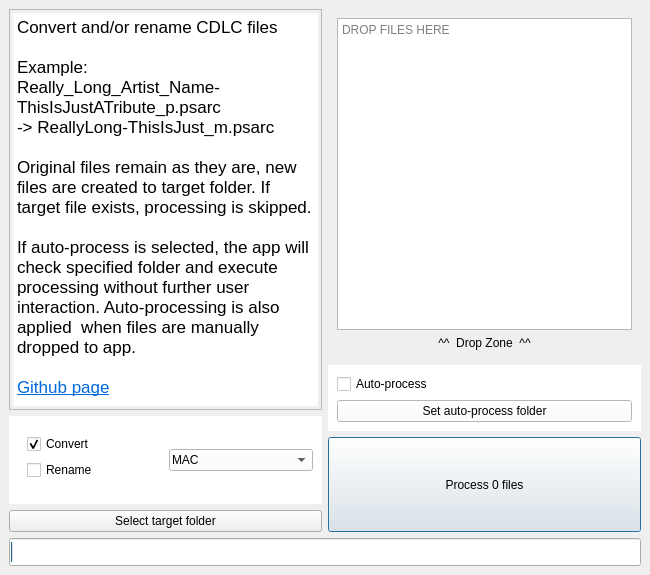
Old version of the form src/mainwindow.ui in the repository glebb/rocksmithconvert.
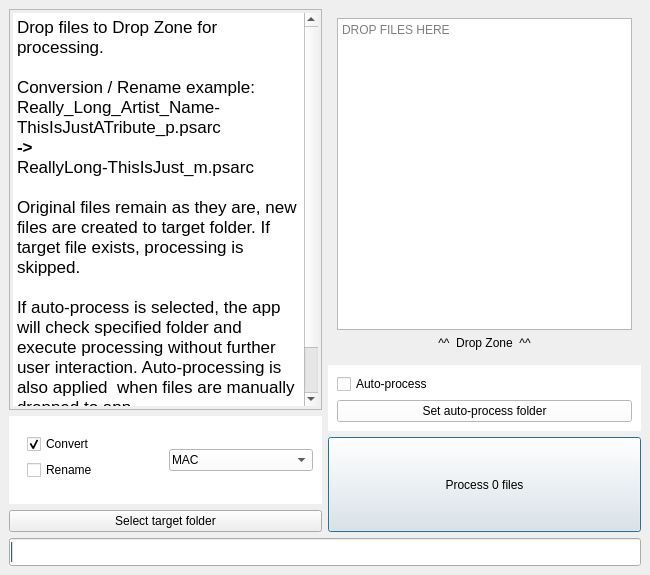
New version of the form. Custom widgets are drawn as their Qt base class.

```diff
--- a/src/mainwindow.ui
+++ b/src/mainwindow.ui
@@ -213,11 +213,12 @@
 &lt;html&gt;&lt;head&gt;&lt;meta name=&quot;qrichtext&quot; content=&quot;1&quot; /&gt;&lt;style type=&quot;text/css&quot;&gt;
 p, li { white-space: pre-wrap; }
 &lt;/style&gt;&lt;/head&gt;&lt;body style=&quot; font-family:'.AppleSystemUIFont'; font-size:13pt; font-weight:400; font-style:normal;&quot;&gt;
-&lt;p style=&quot; margin-top:0px; margin-bottom:0px; margin-left:0px; margin-right:0px; -qt-block-indent:0; text-indent:0px;&quot;&gt;Convert and/or rename CDLC files&lt;/p&gt;
+&lt;p style=&quot; margin-top:0px; margin-bottom:0px; margin-left:0px; margin-right:0px; -qt-block-indent:0; text-indent:0px;&quot;&gt;Drop files to Drop Zone for processing.&lt;/p&gt;
 &lt;p style=&quot;-qt-paragraph-type:empty; margin-top:0px; margin-bottom:0px; margin-left:0px; margin-right:0px; -qt-block-indent:0; text-indent:0px;&quot;&gt;&lt;br /&gt;&lt;/p&gt;
-&lt;p style=&quot; margin-top:0px; margin-bottom:0px; margin-left:0px; margin-right:0px; -qt-block-indent:0; text-indent:0px;&quot;&gt;Example:&lt;/p&gt;
+&lt;p style=&quot; margin-top:0px; margin-bottom:0px; margin-left:0px; margin-right:0px; -qt-block-indent:0; text-indent:0px;&quot;&gt;Conversion / Rename example:&lt;/p&gt;
 &lt;p style=&quot; margin-top:0px; margin-bottom:0px; margin-left:0px; margin-right:0px; -qt-block-indent:0; text-indent:0px;&quot;&gt;Really_Long_Artist_Name-ThisIsJustATribute_p.psarc&lt;/p&gt;
-&lt;p style=&quot; margin-top:0px; margin-bottom:0px; margin-left:0px; margin-right:0px; -qt-block-indent:0; text-indent:0px;&quot;&gt;-&amp;gt; ReallyLong-ThisIsJust_m.psarc&lt;/p&gt;
+&lt;p style=&quot; margin-top:0px; margin-bottom:0px; margin-left:0px; margin-right:0px; -qt-block-indent:0; text-indent:0px;&quot;&gt;&lt;span style=&quot; font-weight:600;&quot;&gt;-&amp;gt; &lt;/span&gt;&lt;/p&gt;
+&lt;p style=&quot; margin-top:0px; margin-bottom:0px; margin-left:0px; margin-right:0px; -qt-block-indent:0; text-indent:0px;&quot;&gt;ReallyLong-ThisIsJust_m.psarc&lt;/p&gt;
 &lt;p style=&quot;-qt-paragraph-type:empty; margin-top:0px; margin-bottom:0px; margin-left:0px; margin-right:0px; -qt-block-indent:0; text-indent:0px;&quot;&gt;&lt;br /&gt;&lt;/p&gt;
 &lt;p style=&quot; margin-top:0px; margin-bottom:0px; margin-left:0px; margin-right:0px; -qt-block-indent:0; text-indent:0px;&quot;&gt;Original files remain as they are, new files are created to target folder. If target file exists, processing is skipped.&lt;/p&gt;
 &lt;p style=&quot;-qt-paragraph-type:empty; margin-top:0px; margin-bottom:0px; margin-left:0px; margin-right:0px; -qt-block-indent:0; text-indent:0px;&quot;&gt;&lt;br /&gt;&lt;/p&gt;
```
